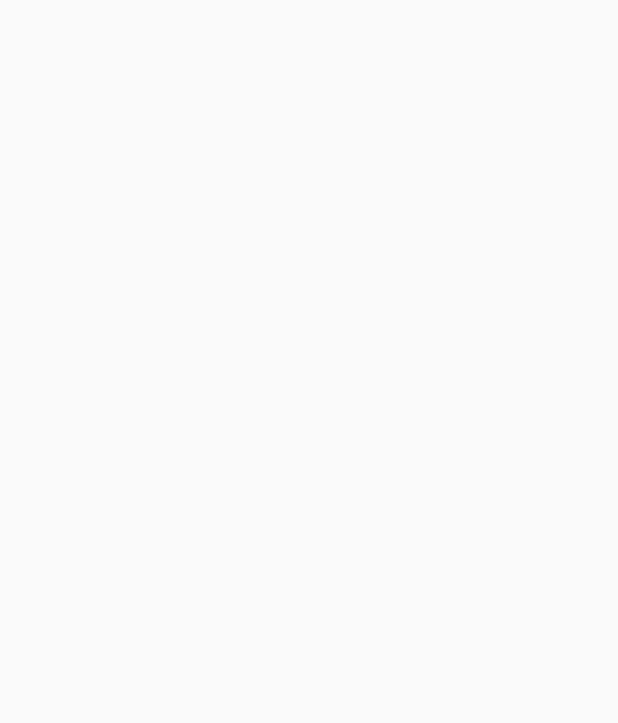
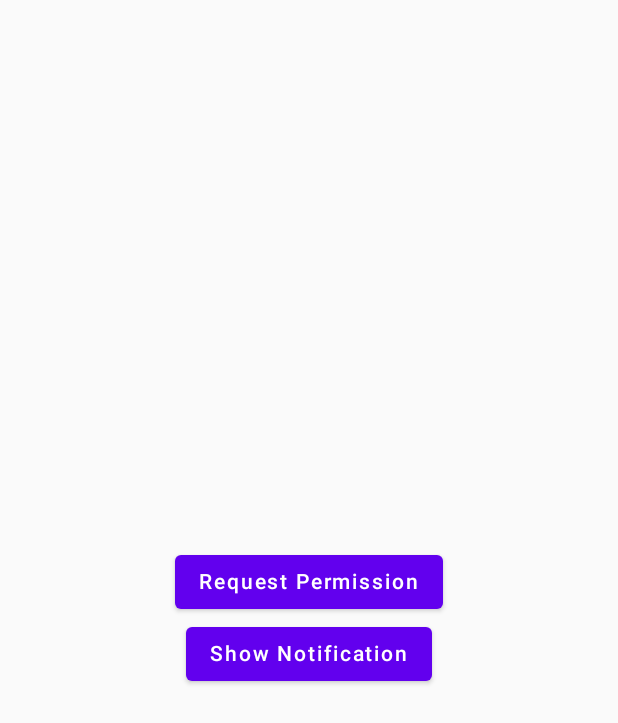
Before and after one commit to metehanbolatt/NewNotificationsStructure, an Android app built with Jetpack Compose: the screen it shows after launch (MainActivity), on a phone screen of 412 x 824 dp. Before the commit the part shown is empty. Shown: the top 723 px of the screen. Run offline under Robolectric (Android 15) with nearby library versions, the phone set to English and light mode, and no system bars.

Commit message:
New Notifications Structure was completed.

```diff
--- a/app/src/main/AndroidManifest.xml
+++ b/app/src/main/AndroidManifest.xml
@@ -5,6 +5,7 @@
     <uses-permission android:name="android.permission.POST_NOTIFICATIONS" />
 
     <application
+        android:name=".MyApplication"
         android:allowBackup="true"
         android:dataExtractionRules="@xml/data_extraction_rules"
         android:fullBackupContent="@xml/backup_rules"
@@ -17,7 +18,6 @@
         <activity
             android:name=".MainActivity"
             android:exported="true"
-            android:label="@string/app_name"
             android:theme="@style/Theme.NewNotificationsStructure">
             <intent-filter>
                 <action android:name="android.intent.action.MAIN" />
--- a/app/src/main/java/com/metehanbolat/newnotificationsstructure/MainActivity.kt
+++ b/app/src/main/java/com/metehanbolat/newnotificationsstructure/MainActivity.kt
@@ -1,8 +1,30 @@
 package com.metehanbolat.newnotificationsstructure
 
+import android.app.NotificationManager
+import android.content.Context
+import android.content.pm.PackageManager
+import android.os.Build
 import android.os.Bundle
 import androidx.activity.ComponentActivity
+import androidx.activity.compose.rememberLauncherForActivityResult
 import androidx.activity.compose.setContent
+import androidx.activity.result.contract.ActivityResultContracts
+import androidx.compose.foundation.layout.Arrangement
+import androidx.compose.foundation.layout.Column
+import androidx.compose.foundation.layout.fillMaxSize
+import androidx.compose.foundation.layout.padding
+import androidx.compose.material.Button
+import androidx.compose.material.Text
+import androidx.compose.runtime.getValue
+import androidx.compose.runtime.mutableStateOf
+import androidx.compose.runtime.remember
+import androidx.compose.runtime.setValue
+import androidx.compose.ui.Alignment
+import androidx.compose.ui.Modifier
+import androidx.compose.ui.platform.LocalContext
+import androidx.compose.ui.unit.dp
+import androidx.core.app.NotificationCompat
+import androidx.core.content.ContextCompat
 import com.metehanbolat.newnotificationsstructure.ui.theme.NewNotificationsStructureTheme
 
 class MainActivity : ComponentActivity() {
@@ -10,8 +32,59 @@ class MainActivity : ComponentActivity() {
         super.onCreate(savedInstanceState)
         setContent {
             NewNotificationsStructureTheme {
+                val context = LocalContext.current
+                var hasNotificationPermission by remember {
+                    if (Build.VERSION.SDK_INT >= Build.VERSION_CODES.TIRAMISU) {
+                        mutableStateOf(
+                            ContextCompat.checkSelfPermission(
+                                context,
+                                android.Manifest.permission.POST_NOTIFICATIONS
+                            ) == PackageManager.PERMISSION_GRANTED
+                        )
+                    } else mutableStateOf(true)
+                }
+                val permissionLauncher = rememberLauncherForActivityResult(
+                    contract = ActivityResultContracts.RequestPermission(),
+                    onResult = { isGranted ->
+                        hasNotificationPermission = isGranted
+                    }
+                )
+                Column(
+                    modifier = Modifier
+                        .fillMaxSize()
+                        .padding(16.dp),
+                    verticalArrangement = Arrangement.Center,
+                    horizontalAlignment = Alignment.CenterHorizontally
+                ) {
+                    Button(
+                        onClick = {
+                            if (Build.VERSION.SDK_INT >= Build.VERSION_CODES.TIRAMISU) {
+                                permissionLauncher.launch(android.Manifest.permission.POST_NOTIFICATIONS)
+                            }
+                        }
+                    ) {
+                        Text(text = "Request Permission")
+                    }
 
+                    Button(
+                        onClick = { if (hasNotificationPermission) showNotification() }
+                    ) {
+                        Text(text = "Show Notification")
+                    }
+                }
             }
         }
     }
+
+    private fun showNotification() {
+        val notificationManager =
+            getSystemService(Context.NOTIFICATION_SERVICE) as NotificationManager
+        val notification = NotificationCompat.Builder(applicationContext, "channel_id")
+            .setContentText("This is some content text")
+            .setContentTitle("Hello World!")
+            .setSmallIcon(R.drawable.ic_launcher_background)
+            .build()
+        notificationManager.notify(1, notification)
+
+    }
 }
--- /dev/null
+++ b/app/src/main/java/com/metehanbolat/newnotificationsstructure/MyApplication.kt
@@ -0,0 +1,24 @@
+package com.metehanbolat.newnotificationsstructure
+
+import android.app.Application
+import android.app.NotificationChannel
+import android.app.NotificationManager
+import android.content.Context
+import android.os.Build
+
+class MyApplication : Application() {
+
+    override fun onCreate() {
+        super.onCreate()
+
+        if (Build.VERSION.SDK_INT >= Build.VERSION_CODES.O) {
+            val channel = NotificationChannel(
+                "channel_id",
+                "Channel name",
+                NotificationManager.IMPORTANCE_HIGH
+            )
+            val notificationManager = getSystemService(Context.NOTIFICATION_SERVICE) as NotificationManager
+            notificationManager.createNotificationChannel(channel)
+        }
+    }
+}
```
